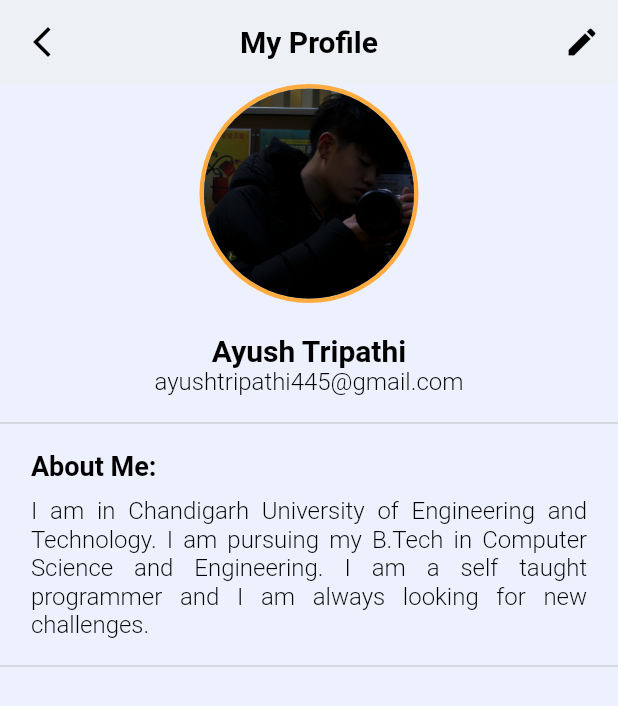
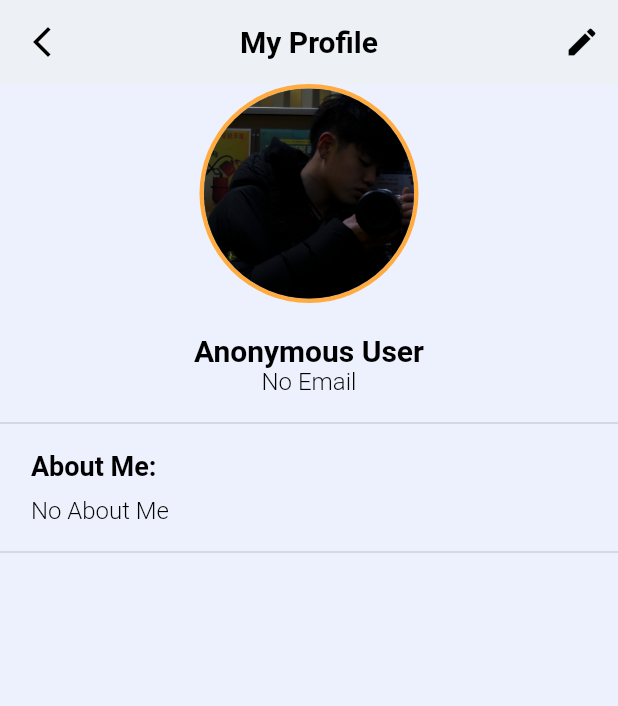
Before and after one commit to AyushTripathi28/lessunapp, a Flutter app: the screen it shows once a user with an empty profile is signed in, after a tap on the "person" icon, on a phone screen of 412 x 824 dp. Shown: the top 706 px of the screen. Run offline on Flutter 3.47's test engine with Material 2 defaults, Android fonts, the phone set to English and light mode, and no system bars; our stand-ins replace cloud_firestore, firebase_auth, firebase_core, form_field_validator, shared_preferences; missing offline and left inert: zefyrka; accounts and stored records are empty.

Commit message:
firebase added on profile page but profile edit page not working

```diff
--- a/lib/screens/userprofile/profile_page.dart
+++ b/lib/screens/userprofile/profile_page.dart
@@ -1,5 +1,7 @@
 // ignore_for_file: prefer_const_constructors, prefer_typing_uninitialized_variables, avoid_print
 
+import 'package:cloud_firestore/cloud_firestore.dart';
+import 'package:firebase_auth/firebase_auth.dart';
 import 'package:flutter/material.dart';
 import 'package:lessunapp/services/user_service.dart';
 import 'package:lessunapp/sharedPref/sharedPref.dart';
@@ -14,8 +16,10 @@ class ProfilePage extends StatefulWidget {
 }
 
 class _ProfilePageState extends State<ProfilePage> {
-  Map<String, dynamic>? result;
-  String? uid;
+  String? _userName;
+  String? _userEmail;
+  String? _userAbout;
+  String? _userImage;
   @override
   void initState() {
     getUserData();
@@ -24,11 +28,19 @@ class _ProfilePageState extends State<ProfilePage> {
   }
 
   void getUserData() async {
-    uid = await LocalStore.getUid('uid');
-    print(uid);
-    result = await UserService().getUserData(uid);
-    print("result=");
-    print(result);
+    print("----------------Accesing DATA-----------------------------------");
+    User? user = FirebaseAuth.instance.currentUser;
+    var result = await FirebaseFirestore.instance
+        .collection('users')
+        .doc(user!.uid)
+        .get();
+    setState(() {
+      _userName = result['name'];
+      _userEmail = result['email'];
+      _userAbout = result['about'];
+      _userImage = result['profilepic'];
+    });
+    print("----------------Accesing DATA-----------------------------------");
   }
 
   @override
@@ -70,18 +82,20 @@ class _ProfilePageState extends State<ProfilePage> {
                 backgroundColor: Colors.orangeAccent,
                 child: CircleAvatar(
                   radius: 70,
-                  backgroundImage: AssetImage('assets/images/profilepic.png'),
+                  backgroundImage: AssetImage(_userImage != ""
+                      ? _userImage!
+                      : "assets/images/profilepic.png"),
                 ),
               ),
               SizedBox(
                 height: 20,
               ),
-              Text("Ayush Tripathi",
+              Text(_userName != "" ? _userName! : "Anonymous User",
                   style: TextStyle(
                       fontSize: 20,
                       fontWeight: FontWeight.bold,
                       color: Colors.black)),
-              Text("ayushtripathi445@gmail.com",
+              Text(_userEmail != "" ? _userEmail! : "No Email",
                   style: TextStyle(
                       fontSize: 16,
                       fontWeight: FontWeight.w300,
@@ -115,7 +129,7 @@ class _ProfilePageState extends State<ProfilePage> {
                       LimitedBox(
                         maxWidth: size.width * 0.9,
                         child: Text(
-                            "I am in Chandigarh University of Engineering and Technology. I am pursuing my B.Tech in Computer Science and Engineering. I am a self taught programmer and I am always looking for new challenges.",
+                            _userAbout != "" ? _userAbout! : "No About Me",
                             textAlign: TextAlign.justify,
                             style: TextStyle(
                                 fontSize: 16,
--- a/lib/services/user_service.dart
+++ b/lib/services/user_service.dart
@@ -10,24 +10,27 @@ class UserService {
   Future getUserData(String? uid) async {
     var user_list = [];
 
+    DocumentSnapshot data = await users.doc(uid).get();
+    print(data.data());
+
     // var userData = await users.doc(uid).get();
     // return User.fromMap(userData.data());
-    await users.doc(uid).get().then((DocumentSnapshot documentSnapshot) {
-      if (documentSnapshot.exists) {
-        print('Document data: ${documentSnapshot.data()}');
-        print(documentSnapshot.data().runtimeType);
-        // Map<String, dynamic>.from(documentSnapshot.data());
-        // User? u;
-        // documentSnapshot.data()?.foreach((k, v) => user_list.add(User(
-        //     username: '', name: '', profilepic: '', about: '', email: '')));
-        print(user_list);
+    // await users.doc(uid).get().then((DocumentSnapshot documentSnapshot) {
+    //   if (documentSnapshot.exists) {
+    //     print('Document data: ${documentSnapshot.data()}');
+    //     print(documentSnapshot.data().runtimeType);
+    //     // Map<String, dynamic>.from(documentSnapshot.data());
+    //     // User? u;
+    //     // documentSnapshot.data()?.foreach((k, v) => user_list.add(User(
+    //     //     username: '', name: '', profilepic: '', about: '', email: '')));
+    //     print(user_list);
 
-        // return User.fromMap(documentSnapshot.data());
-        // return documentSnapshot.data();
-      } else {
-        print('Document does not exist on the database');
-      }
-    });
+    //     // return User.fromMap(documentSnapshot.data());
+    //     // return documentSnapshot.data();
+    //   } else {
+    //     print('Document does not exist on the database');
+    //   }
+    // });
     // await users.doc(uid).get().then(
     //   (value) {
     //     Map<String, dynamic> data = value.data() as Map<String, dynamic>;
```
Also changed, not shown: lib/screens/userprofile/edit_profile_page.dart (+66 -11 lines).
